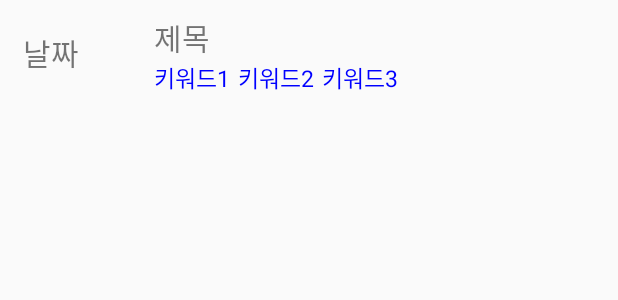
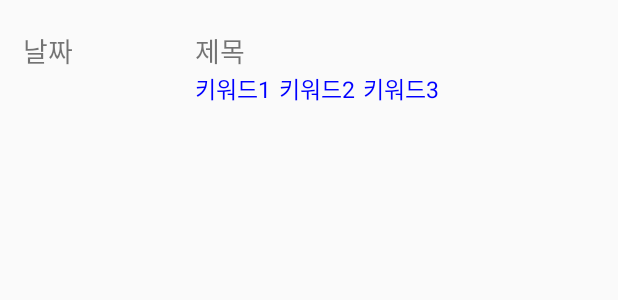
Before and after one commit to wjdgml3092/Clova, an Android app: the layout item_diarylist.xml on its own in the app's theme, with its tools: preview values and no code run, on a phone screen of 412 x 824 dp. Shown: the top 300 px of the screen. Run offline under Robolectric (Android 15) with nearby library versions, the phone set to English and light mode, and no system bars.

Commit message:
chore: diary ui update

```diff
--- a/app/src/main/java/com/example/clova/diary/DiaryWriteFragment.java
+++ b/app/src/main/java/com/example/clova/diary/DiaryWriteFragment.java
@@ -291,7 +291,6 @@ public class DiaryWriteFragment extends Fragment {
                         }
                     });
                 }
-
                 ivPreview.setImageBitmap(null);
 
             }
--- a/app/src/main/res/layout/fragment_diary.xml
+++ b/app/src/main/res/layout/fragment_diary.xml
@@ -13,7 +13,7 @@
         app:layout_constraintBottom_toBottomOf="parent"
         app:layout_constraintRight_toRightOf="parent"
         android:layout_margin="16dp"
-        android:backgroundTint="#00FF00"
+        android:background="#CEF279"
         tools:ignore="MissingConstraints"
         app:srcCompat="@android:drawable/ic_input_add"
         android:contentDescription="addDiary" />
--- a/app/src/main/res/layout/item_diarylist.xml
+++ b/app/src/main/res/layout/item_diarylist.xml
@@ -2,7 +2,7 @@
 <androidx.constraintlayout.widget.ConstraintLayout xmlns:android="http://schemas.android.com/apk/res/android"
     xmlns:app="http://schemas.android.com/apk/res-auto"
     xmlns:tools="http://schemas.android.com/tools"
-    android:layout_width="wrap_content"
+    android:layout_width="match_parent"
     android:layout_height="wrap_content">
 
     <TextView
@@ -12,20 +12,29 @@
         android:layout_marginTop="20dp"
         android:layout_marginLeft="15dp"
         android:text="날짜"
-        android:textSize="20dp"
+        android:textSize="18dp"
         app:layout_constraintStart_toStartOf="parent"
         app:layout_constraintTop_toTopOf="parent" />
+
+    <LinearLayout
+        android:layout_width="match_parent"
+        android:layout_height="wrap_content"
+        android:orientation="vertical"
+        android:layout_marginLeft="130dp"
+        app:layout_constraintRight_toRightOf="parent"
+        app:layout_constraintTop_toTopOf="@id/date1">
 
         <TextView
             android:id="@+id/title"
             android:layout_width="wrap_content"
             android:layout_height="wrap_content"
-        android:layout_marginLeft="50dp"
-        android:layout_marginTop="10dp"
             android:text="제목"
-        android:textSize="20dp"
-        app:layout_constraintLeft_toRightOf="@+id/date1"
-        app:layout_constraintTop_toTopOf="parent" />
+            android:textSize="18dp" />
+
+        <LinearLayout
+            android:layout_width="wrap_content"
+            android:layout_height="wrap_content"
+            android:orientation="horizontal">
 
             <TextView
                 android:id="@+id/word1"
@@ -33,9 +42,7 @@
                 android:layout_height="wrap_content"
                 android:text="키워드1"
                 android:textSize="15dp"
-        android:textColor="#0000FF"
-        app:layout_constraintLeft_toLeftOf="@+id/title"
-        app:layout_constraintTop_toBottomOf="@id/title" />
+                android:textColor="#0000FF"/>
 
             <TextView
                 android:id="@+id/word2"
@@ -44,9 +51,7 @@
                 android:layout_marginLeft="5dp"
                 android:text="키워드2"
                 android:textSize="15dp"
-        android:textColor="#0000FF"
-        app:layout_constraintLeft_toRightOf="@+id/word1"
-        app:layout_constraintTop_toTopOf="@id/word1" />
+                android:textColor="#0000FF" />
 
             <TextView
                 android:id="@+id/word3"
@@ -55,8 +60,10 @@
                 android:layout_marginLeft="5dp"
                 android:text="키워드3"
                 android:textSize="15dp"
-        android:textColor="#0000FF"
-        app:layout_constraintLeft_toRightOf="@+id/word2"
-        app:layout_constraintTop_toTopOf="@id/word2" />
+                android:textColor="#0000FF" />
+
+        </LinearLayout>
+
+    </LinearLayout>
 
 </androidx.constraintlayout.widget.ConstraintLayout>
--- a/app/src/main/res/values/themes.xml
+++ b/app/src/main/res/values/themes.xml
@@ -3,15 +3,16 @@
 
     <style name="Theme.Clova" parent="Theme.AppCompat.Light.NoActionBar">
         <!-- Primary brand color. -->
-        <item name="colorPrimary">@color/white</item>
-        <item name="colorPrimaryVariant">@color/purple_700</item>
+        <item name="colorPrimaryDark">#CEF279</item>
+        <item name="colorPrimaryVariant">@color/white</item>
         <item name="colorOnPrimary">@color/white</item>
         <!-- Secondary brand color. -->
-        <item name="colorSecondary">@color/teal_200</item>
-        <item name="colorSecondaryVariant">@color/teal_700</item>
+        <item name="colorSecondary">@color/white</item>
+        <item name="colorSecondaryVariant">@color/white</item>
         <item name="colorOnSecondary">@color/white</item>
+
         <!-- Status bar color. -->
-        <item name="android:statusBarColor" tools:targetApi="l">?attr/colorPrimaryVariant</item>
+        <item name="android:statusBarColor" tools:targetApi="l">#000</item>
         <!-- Customize your theme here. -->
 
     </style>
```
Also changed, not shown: app/src/main/res/layout/fragment_diary_write.xml (+14 -13 lines). Lines whose indentation alone changed are shown as unchanged.
